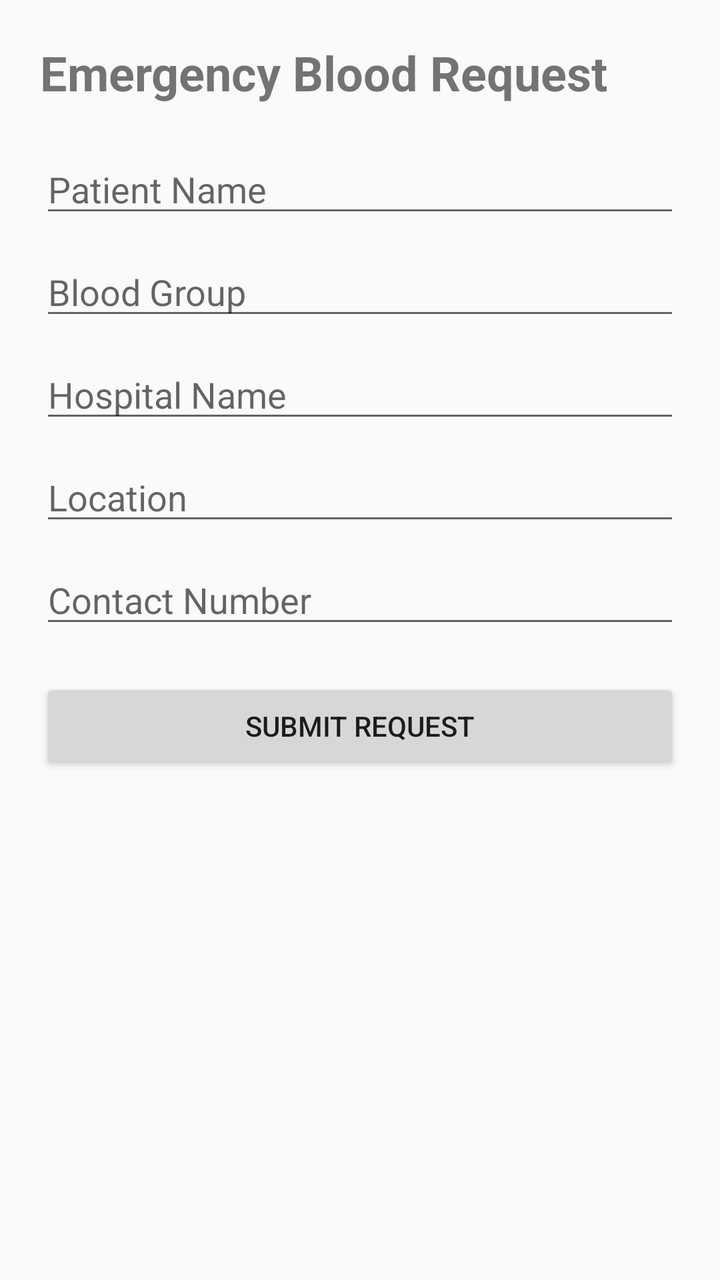
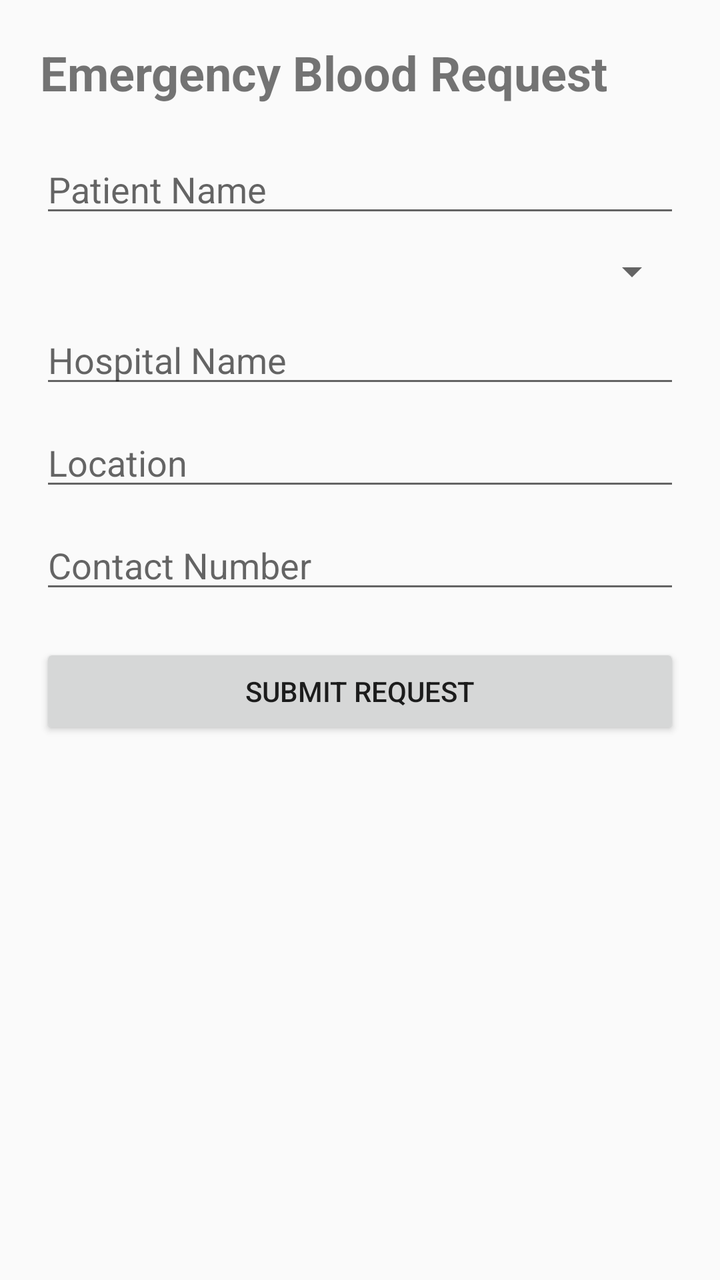

An Android layout rendered at two revisions. The XML below is the earlier revision; the diff shows what the commit changed to produce the second picture.
<!-- AndroidManifest.xml: application theme Theme.AppCompat.Light.DarkActionBar -->
<!-- res/layout/activity_request_blood.xml -->
<ScrollView xmlns:android="http://schemas.android.com/apk/res/android"
    android:layout_width="match_parent"
    android:layout_height="match_parent">

    <LinearLayout
        android:orientation="vertical"
        android:padding="20dp"
        android:layout_width="match_parent"
        android:layout_height="wrap_content">

        <TextView
            android:text="Emergency Blood Request"
            android:textSize="24sp"
            android:textStyle="bold"
            android:layout_marginBottom="20dp"
            android:layout_width="wrap_content"
            android:layout_height="wrap_content"/>

        <EditText
            android:id="@+id/etPatientName"
            android:hint="Patient Name"
            android:layout_width="match_parent"
            android:layout_height="wrap_content"/>

        <EditText
            android:id="@+id/etBloodGroup"
            android:hint="Blood Group"
            android:layout_marginTop="10dp"
            android:layout_width="match_parent"
            android:layout_height="wrap_content"/>

        <EditText
            android:id="@+id/etHospital"
            android:hint="Hospital Name"
            android:layout_marginTop="10dp"
            android:layout_width="match_parent"
            android:layout_height="wrap_content"/>

        <EditText
            android:id="@+id/etLocation"
            android:hint="Location"
            android:layout_marginTop="10dp"
            android:layout_width="match_parent"
            android:layout_height="wrap_content"/>

        <EditText
            android:id="@+id/etPhone"
            android:hint="Contact Number"
            android:inputType="phone"
            android:layout_marginTop="10dp"
            android:layout_width="match_parent"
            android:layout_height="wrap_content"/>

        <Button
            android:id="@+id/btnRequest"
            android:text="Submit Request"
            android:layout_marginTop="20dp"
            android:layout_width="match_parent"
            android:layout_height="wrap_content"/>

    </LinearLayout>
</ScrollView>
<!-- resources referenced by this layout -->
<resources>

</resources>

<!-- the commit's change to res/layout/activity_request_blood.xml (unified diff, before → after) -->
@@ -22,12 +22,11 @@
             android:layout_width="match_parent"
             android:layout_height="wrap_content"/>
 
-        <EditText
-            android:id="@+id/etBloodGroup"
-            android:hint="Blood Group"
-            android:layout_marginTop="10dp"
+        <Spinner
+            android:id="@+id/spBloodGroup"
             android:layout_width="match_parent"
-            android:layout_height="wrap_content"/>
+            android:layout_height="wrap_content"
+            android:layout_marginTop="10dp"/>
 
         <EditText
             android:id="@+id/etHospital"
@@ -46,7 +45,8 @@
         <EditText
             android:id="@+id/etPhone"
             android:hint="Contact Number"
-            android:inputType="phone"
+            android:inputType="number"
+            android:maxLength="10"
             android:layout_marginTop="10dp"
             android:layout_width="match_parent"
             android:layout_height="wrap_content"/>
